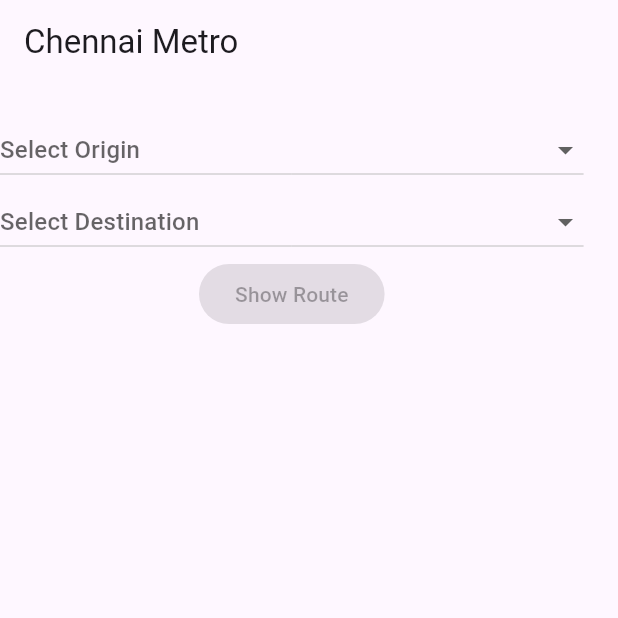
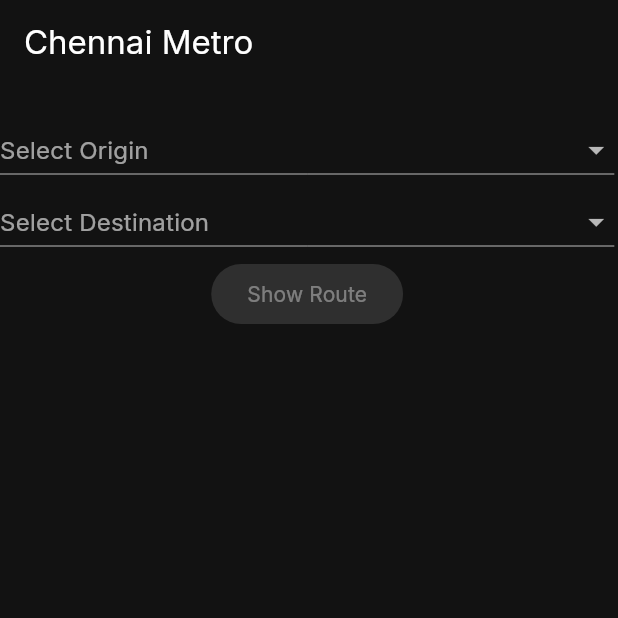
Before and after one commit to nive21/chennai-metro-app, a Flutter app: the screen it shows after launch, on a phone screen of 412 x 824 dp, the top half of it. Run offline on Flutter 3.47's test engine with Material 3 defaults, Android fonts, the phone set to English and light mode, and no system bars.

Commit message:
update font and background color

```diff
--- a/lib/main.dart
+++ b/lib/main.dart
@@ -10,10 +10,20 @@
 
   @override
   Widget build(BuildContext context) {
+    final ThemeData baseDark = ThemeData.dark();
     return MaterialApp(
       title: 'Chennai Metro App',
-      theme: ThemeData(
-        primarySwatch: Colors.blue,
+      theme: baseDark.copyWith(
+        scaffoldBackgroundColor: const Color(0xFF121212),
+        textTheme: baseDark.textTheme.apply(fontFamily: 'Inter'),
+        colorScheme: const ColorScheme.dark().copyWith(
+          primary: Colors.tealAccent,
+          secondary: Colors.amberAccent,
+          onPrimary: Colors.black,
+          onSecondary: Colors.black,
+          surface: const Color(0xFF121212),
+          onSurface: Colors.white,
+        ),
       ),
       home: const HomeScreen(),
     );
```
Also changed, not shown: pubspec.yaml (+7 -0 lines), assets/fonts/Inter/Inter-Bold.ttf (added), assets/fonts/Inter/Inter-Regular.ttf (added).
